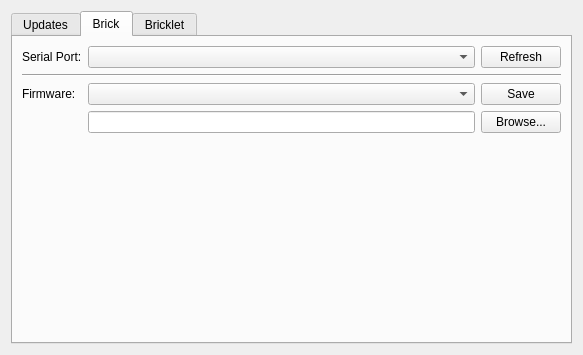
The window that src/brickv/ui/flashing.ui (Tinkerforge/brickv) describes before a commit, drawn with Qt 5.
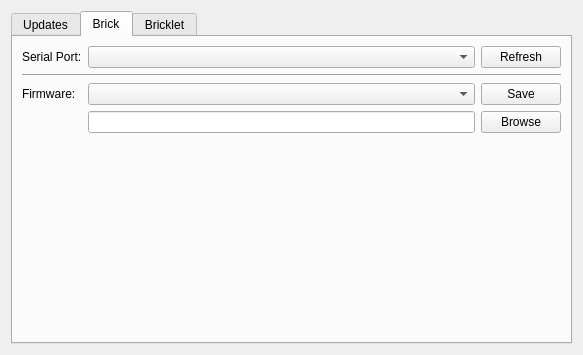
The same window after the commit. The open tabs and pages were chosen to show the change.

```diff
--- a/src/brickv/ui/flashing.ui
+++ b/src/brickv/ui/flashing.ui
@@ -155,7 +155,7 @@
        <item row="4" column="2">
         <widget class="QPushButton" name="button_firmware_browse">
          <property name="text">
-          <string>Browse...</string>
+          <string>Browse</string>
          </property>
         </widget>
        </item>
```
Left out of the diff: 2 changed lines with no effect on the pictures.
